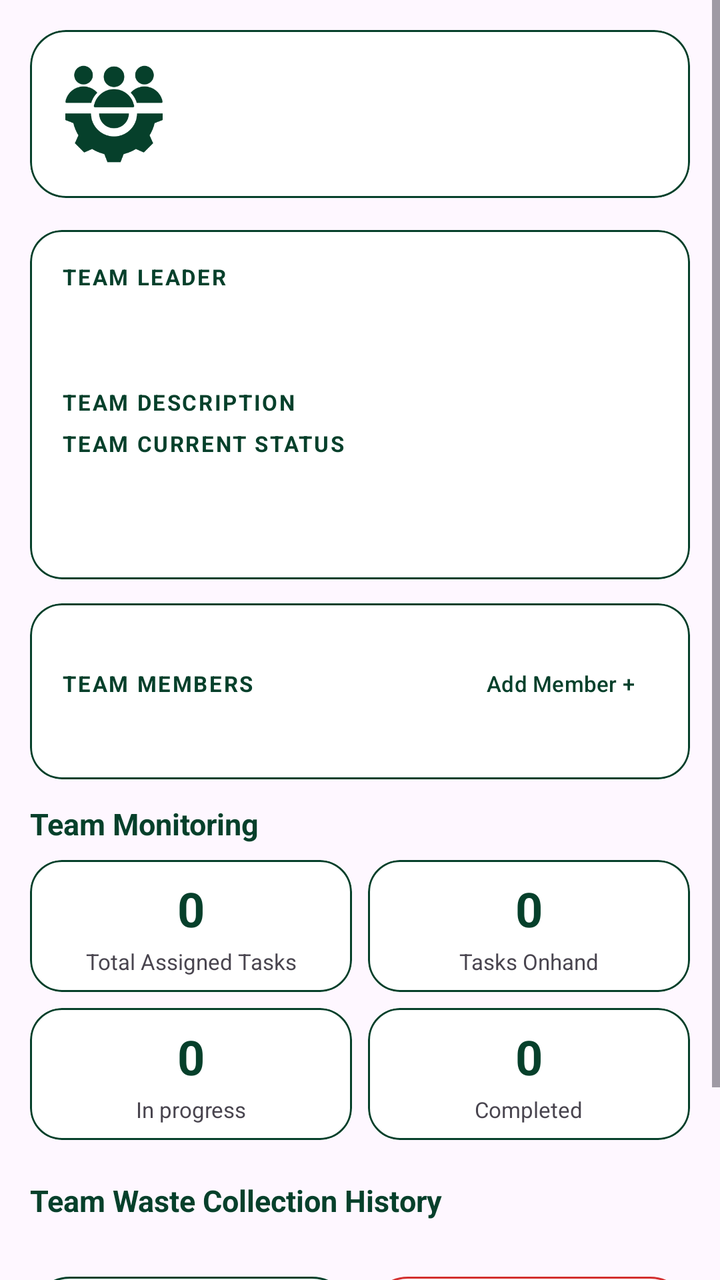
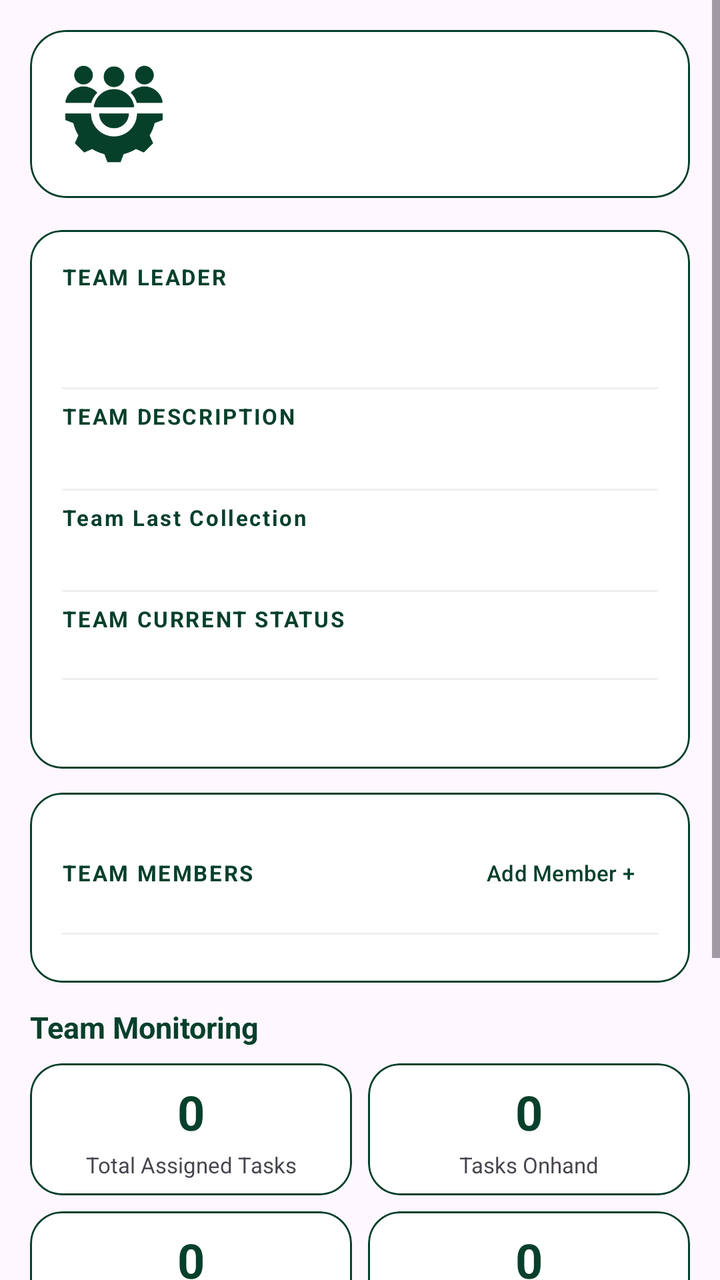

Compare the two renders of this Android layout. The source of the first and the diff that turns it into the second are given below.
<!-- AndroidManifest.xml: application theme Theme.MyEcoWatch1 -->
<!-- res/layout/fragment_team_details.xml -->
<?xml version="1.0" encoding="utf-8"?>
<ScrollView xmlns:android="http://schemas.android.com/apk/res/android"
    xmlns:app="http://schemas.android.com/apk/res-auto"
    android:layout_width="match_parent"
    android:layout_height="wrap_content">

    <LinearLayout
        android:layout_width="match_parent"
        android:layout_height="wrap_content"
        android:orientation="vertical"
        android:padding="15dp">

        <com.google.android.material.card.MaterialCardView
            android:layout_width="match_parent"
            android:layout_height="wrap_content"
            app:cardBackgroundColor="?attr/colorSurface"
            app:cardCornerRadius="18dp"
            app:strokeColor="#06402B"
            app:strokeWidth="1dp">

            <LinearLayout
                android:layout_width="match_parent"
                android:layout_height="wrap_content"
                android:gravity="center_vertical"
                android:orientation="horizontal"
                android:padding="16dp">

                <ImageView
                    android:layout_width="52dp"
                    android:layout_height="52dp"
                    android:contentDescription="@string/team_icon_description"
                    android:scaleType="centerInside"
                    android:src="@drawable/team" />

                <LinearLayout
                    android:layout_width="0dp"
                    android:layout_height="wrap_content"
                    android:layout_marginStart="14dp"
                    android:layout_weight="1"
                    android:orientation="vertical">

                    <TextView
                        android:id="@+id/teamDetailTitle"
                        android:layout_width="match_parent"
                        android:layout_height="wrap_content"
                        android:textColor="?attr/colorPrimary"
                        android:textSize="21sp"
                        android:textStyle="bold" />

                    <TextView
                        android:id="@+id/teamDetailSubtitle"
                        android:layout_width="match_parent"
                        android:layout_height="wrap_content"
                        android:layout_marginTop="2dp"
                        android:textColor="?attr/colorOnSurfaceVariant"
                        android:textSize="13sp" />
                </LinearLayout>
            </LinearLayout>
        </com.google.android.material.card.MaterialCardView>

        <com.google.android.material.card.MaterialCardView
            android:layout_width="match_parent"
            android:layout_height="wrap_content"
            android:layout_marginTop="16dp"
            app:cardBackgroundColor="?attr/colorSurface"
            app:cardCornerRadius="16dp"
            app:strokeColor="#06402B"
            app:strokeWidth="1dp">

            <LinearLayout
                android:layout_width="match_parent"
                android:layout_height="wrap_content"
                android:orientation="vertical"
                android:padding="16dp">

                <TextView
                    android:id="@+id/teamDetailLeaderLabel"
                    android:layout_width="wrap_content"
                    android:layout_height="wrap_content"
                    android:text="@string/team_leader_label"
                    android:textAllCaps="true"
                    android:textColor="?attr/colorPrimary"
                    android:textSize="11sp"
                    android:letterSpacing="0.08"
                    android:textStyle="bold" />

                <TextView
                    android:id="@+id/teamDetailLeader"
                    android:layout_width="match_parent"
                    android:layout_height="wrap_content"
                    android:layout_marginTop="4dp"
                    android:textColor="?attr/colorOnSurface"
                    android:textSize="15sp"
                    android:textStyle="bold" />

                <TextView
                    android:id="@+id/teamDetailLeaderId"
                    android:layout_width="match_parent"
                    android:layout_height="wrap_content"
                    android:textColor="?attr/colorOnSurfaceVariant"
                    android:textSize="13sp" />

                <TextView
                    android:layout_width="wrap_content"
                    android:layout_height="wrap_content"
                    android:text="Team Description"
                    android:textAllCaps="true"
                    android:textColor="?attr/colorPrimary"
                    android:layout_marginTop="6dp"
                    android:textSize="11sp"
                    android:letterSpacing="0.08"
                    android:textStyle="bold" />

                <TextView
                    android:id="@+id/teamDetailDescription"
                    android:layout_width="match_parent"
                    android:layout_height="wrap_content"
                    android:layout_marginTop="4dp"
                    android:textColor="?attr/colorOnSurface"
                    android:textSize="14sp"
                    android:visibility="gone" />

                <TextView
                    android:layout_width="wrap_content"
                    android:layout_height="wrap_content"
                    android:layout_marginTop="6dp"
                    android:letterSpacing="0.08"
                    android:text="Team Current Status"
                    android:textAllCaps="true"
                    android:textColor="?attr/colorPrimary"
                    android:textSize="11sp"
                    android:textStyle="bold" />

                <TextView
                    android:id="@+id/teamCleaningStatus"
                    android:layout_width="wrap_content"
                    android:layout_height="wrap_content"
                    android:textColor="?attr/colorOnSurfaceVariant"
                    android:textSize="12sp"
                    android:textStyle="bold"
                    android:layout_marginStart="3dp"
                    android:layout_marginEnd="12dp"/>

                <LinearLayout
                    android:layout_width="match_parent"
                    android:layout_height="wrap_content"
                    android:layout_marginTop="12dp"
                    android:orientation="horizontal">

                    <TextView
                        android:id="@+id/teamDetailCrewCount"
                        android:layout_width="wrap_content"
                        android:layout_height="wrap_content"
                        android:textSize="12sp"
                        android:textStyle="bold" />

                    <TextView
                        android:id="@+id/teamDetailStatus"
                        android:layout_width="wrap_content"
                        android:layout_height="wrap_content"
                        android:layout_marginStart="10dp"
                        android:textSize="12sp"
                        android:textStyle="bold" />
                </LinearLayout>
            </LinearLayout>
        </com.google.android.material.card.MaterialCardView>

        <com.google.android.material.card.MaterialCardView
            android:layout_width="match_parent"
            android:layout_height="wrap_content"
            android:layout_marginTop="12dp"
            app:cardBackgroundColor="?attr/colorSurface"
            app:cardCornerRadius="16dp"
            app:strokeColor="#06402B"
            app:strokeWidth="1dp">

            <LinearLayout
                android:layout_width="match_parent"
                android:layout_height="wrap_content"
                android:orientation="vertical"
                android:padding="16dp">

                <LinearLayout
                    android:layout_width="match_parent"
                    android:layout_height="wrap_content"
                    android:gravity="center_vertical"
                    android:orientation="horizontal">

                    <TextView
                        android:layout_width="0dp"
                        android:layout_height="wrap_content"
                        android:layout_weight="1"
                        android:text="@string/team_details_members"
                        android:textAllCaps="true"
                        android:textColor="?attr/colorPrimary"
                        android:textSize="11sp"
                        android:letterSpacing="0.08"
                        android:textStyle="bold" />

                    <com.google.android.material.button.MaterialButton
                        android:id="@+id/teamDetailAddMember"
                        style="@style/Widget.Material3.Button.TextButton"
                        android:layout_width="wrap_content"
                        android:layout_height="wrap_content"
                        android:text="Add Member +"
                        android:textColor="?attr/colorPrimary"
                        android:textSize="11dp"/>
                </LinearLayout>

                <androidx.recyclerview.widget.RecyclerView
                    android:id="@+id/teamDetailMembers"
                    android:layout_width="match_parent"
                    android:layout_height="wrap_content"
                    android:layout_marginTop="8dp"
                    android:nestedScrollingEnabled="false" />

                <TextView
                    android:id="@+id/teamDetailNoMembers"
                    android:layout_width="match_parent"
                    android:layout_height="wrap_content"
                    android:layout_marginTop="6dp"
                    android:text="@string/team_no_members"
                    android:textColor="?attr/colorOnSurfaceVariant"
                    android:visibility="gone" />
            </LinearLayout>
        </com.google.android.material.card.MaterialCardView>

        <TextView
            android:layout_width="wrap_content"
            android:layout_height="wrap_content"
            android:layout_marginTop="12dp"
            android:text="Team Monitoring"
            android:textColor="?attr/colorPrimary"
            android:textSize="15sp"
            android:textStyle="bold" />

        <GridLayout
            android:layout_width="match_parent"
            android:layout_height="wrap_content"
            android:layout_marginTop="8dp"
            android:columnCount="2"
            android:alignmentMode="alignMargins"
            android:useDefaultMargins="false">

            
            <com.google.android.material.card.MaterialCardView
                android:layout_width="0dp"
                android:layout_height="wrap_content"
                android:layout_columnWeight="1"
                android:layout_marginEnd="4dp"
                android:layout_marginBottom="8dp"
                app:cardBackgroundColor="?attr/colorSurface"
                app:cardCornerRadius="16dp"
                app:strokeColor="#06402B"
                app:strokeWidth="1dp">

                <LinearLayout
                    android:layout_width="match_parent"
                    android:layout_height="wrap_content"
                    android:gravity="center"
                    android:orientation="vertical"
                    android:padding="8dp">

                    <TextView
                        android:id="@+id/totalAssignedReport"
                        android:layout_width="wrap_content"
                        android:layout_height="wrap_content"
                        android:text="0"
                        android:textColor="?attr/colorPrimary"
                        android:textSize="24sp"
                        android:textStyle="bold" />

                    <TextView
                        android:layout_width="wrap_content"
                        android:layout_height="wrap_content"
                        android:layout_marginTop="3dp"
                        android:text="Total Assigned Tasks"
                        android:gravity="center"
                        android:textColor="?attr/colorOnSurfaceVariant"
                        android:textSize="11sp" />

                </LinearLayout>
            </com.google.android.material.card.MaterialCardView>

            
            <com.google.android.material.card.MaterialCardView
                android:layout_width="0dp"
                android:layout_height="wrap_content"
                android:layout_columnWeight="1"
                android:layout_marginStart="4dp"

                android:layout_marginBottom="8dp"
                app:cardBackgroundColor="?attr/colorSurface"
                app:cardCornerRadius="16dp"
                app:strokeColor="#06402B"
                app:strokeWidth="1dp">

                <LinearLayout
                    android:layout_width="match_parent"
                    android:layout_height="wrap_content"
                    android:gravity="center"
                    android:orientation="vertical"
                    android:padding="8dp">

                    <TextView
                        android:id="@+id/reporterStatOnhand"
                        android:layout_width="wrap_content"
                        android:layout_height="wrap_content"
                        android:text="0"
                        android:textColor="?attr/colorPrimary"
                        android:textSize="24sp"
                        android:textStyle="bold" />

                    <TextView
                        android:layout_width="wrap_content"
                        android:layout_height="wrap_content"
                        android:layout_marginTop="3dp"
                        android:text="Tasks Onhand"
                        android:gravity="center"
                        android:textColor="?attr/colorOnSurfaceVariant"
                        android:textSize="11sp" />

                </LinearLayout>
            </com.google.android.material.card.MaterialCardView>

            
            <com.google.android.material.card.MaterialCardView
                android:layout_width="0dp"
                android:layout_height="wrap_content"
                android:layout_columnWeight="1"
                app:cardBackgroundColor="?attr/colorSurface"
                app:cardCornerRadius="16dp"
                android:layout_marginEnd="4dp"
                android:layout_marginBottom="8dp"
                app:strokeColor="#06402B"
                app:strokeWidth="1dp">

                <LinearLayout
                    android:layout_width="match_parent"
                    android:layout_height="wrap_content"
                    android:gravity="center"
                    android:orientation="vertical"
                    android:padding="8dp">

                    <TextView
                        android:id="@+id/reporterStatInProgress"
                        android:layout_width="wrap_content"
                        android:layout_height="wrap_content"
                        android:text="@string/reporter_zero_value"
                        android:textColor="?attr/colorPrimary"
                        android:textSize="24sp"
                        android:textStyle="bold" />

                    <TextView
                        android:layout_width="wrap_content"
                        android:layout_height="wrap_content"
                        android:layout_marginTop="3dp"
                        android:text="@string/reporter_in_progress"
                        android:gravity="center"
                        android:textColor="?attr/colorOnSurfaceVariant"
                        android:textSize="11sp" />

                </LinearLayout>
            </com.google.android.material.card.MaterialCardView>

            
            <com.google.android.material.card.MaterialCardView
                android:layout_width="0dp"
                android:layout_height="wrap_content"
                android:layout_columnWeight="1"
                android:layout_marginStart="4dp"

                android:layout_marginBottom="8dp"
                app:cardBackgroundColor="?attr/colorSurface"
                app:cardCornerRadius="16dp"
                app:strokeColor="#06402B"
                app:strokeWidth="1dp">

                <LinearLayout
                    android:layout_width="match_parent"
                    android:layout_height="wrap_content"
                    android:gravity="center"
                    android:orientation="vertical"
                    android:padding="8dp">

                    <TextView
                        android:id="@+id/reporterStatCompleted"
                        android:layout_width="wrap_content"
                        android:layout_height="wrap_content"
                        android:text="@string/reporter_zero_value"
                        android:textColor="?attr/colorPrimary"
                        android:textSize="24sp"
                        android:textStyle="bold" />

                    <TextView
                        android:layout_width="wrap_content"
                        android:layout_height="wrap_content"
                        android:layout_marginTop="3dp"
                        android:text="@string/reporter_completed"
                        android:gravity="center"
                        android:textColor="?attr/colorOnSurfaceVariant"
                        android:textSize="11sp" />

                </LinearLayout>
            </com.google.android.material.card.MaterialCardView>

        </GridLayout>

        <TextView
            android:layout_width="wrap_content"
            android:layout_height="wrap_content"
            android:layout_marginTop="12dp"
            android:text="@string/team_history_title"
            android:textColor="?attr/colorPrimary"
            android:textSize="15sp"
            android:textStyle="bold" />

        <FrameLayout
            android:layout_width="match_parent"
            android:layout_height="wrap_content"
            android:layout_marginTop="8dp">

            <androidx.recyclerview.widget.RecyclerView
                android:id="@+id/teamHistoryRecyclerView"
                android:layout_width="match_parent"
                android:layout_height="wrap_content"
                android:nestedScrollingEnabled="false" />

            <TextView
                android:id="@+id/teamHistoryEmpty"
                android:layout_width="match_parent"
                android:layout_height="wrap_content"
                android:gravity="center"
                android:padding="24dp"
                android:text="@string/team_history_empty"
                android:textColor="?attr/colorOnSurfaceVariant"
                android:textSize="14sp"
                android:visibility="gone" />
        </FrameLayout>

        <com.google.android.material.button.MaterialButton
            android:id="@+id/teamHistoryLoadMore"
            style="@style/Widget.Material3.Button.OutlinedButton"
            android:layout_width="wrap_content"
            android:layout_height="wrap_content"
            android:layout_gravity="center_horizontal"
            android:layout_marginTop="8dp"
            android:text="@string/team_history_load_more"
            android:textAllCaps="false"
            android:visibility="gone"
            app:cornerRadius="20dp"
            app:strokeColor="?attr/colorPrimary" />

        <LinearLayout
            android:layout_width="match_parent"
            android:layout_height="wrap_content"
            android:layout_marginTop="16dp"
            android:orientation="horizontal">

            <com.google.android.material.button.MaterialButton
                android:id="@+id/teamDetailEdit"
                style="@style/Widget.Material3.Button.OutlinedButton"
                android:layout_width="0dp"
                android:layout_height="wrap_content"
                android:layout_weight="1"
                android:text="@string/team_edit"
                android:textAllCaps="false"
                android:textColor="?attr/colorPrimary"
                app:backgroundTint="?attr/colorSurface"
                app:cornerRadius="20dp"
                app:strokeColor="?attr/colorPrimary" />

            <Space
                android:layout_width="8dp"
                android:layout_height="1dp" />

            <com.google.android.material.button.MaterialButton
                android:id="@+id/teamDetailDelete"
                style="@style/Widget.Material3.Button.OutlinedButton"
                android:layout_width="0dp"
                android:layout_height="wrap_content"
                android:layout_weight="1"
                android:text="@string/team_delete"
                android:textAllCaps="false"
                android:textColor="#D32F2F"
                app:backgroundTint="?attr/colorSurface"
                app:cornerRadius="20dp"
                app:strokeColor="#D32F2F" />
        </LinearLayout>

        <com.google.android.material.button.MaterialButton
            android:id="@+id/teamDetailClose"
            android:layout_width="match_parent"
            android:layout_height="wrap_content"
            android:layout_marginTop="8dp"
            android:text="@string/close"
            android:textColor="?attr/colorOnPrimary"
            app:backgroundTint="?attr/colorPrimary"
            app:cornerRadius="10dp" />
    </LinearLayout>
</ScrollView>
<!-- resources referenced by this layout -->
<resources>
  <!-- drawable team: png bitmap (drawable, 10003 bytes) -->
  <string name="close">Close</string>
  <string name="reporter_completed">Completed</string>
  <string name="reporter_in_progress">In progress</string>
  <string name="reporter_zero_value">0</string>
  <string name="team_delete">Delete team</string>
  <string name="team_details_members">Team members</string>
  <string name="team_edit">Edit</string>
  <string name="team_history_empty">No completed or revised work recorded for this team yet.</string>
  <string name="team_history_load_more">Load more work</string>
  <string name="team_history_title">Team Waste Collection History</string>
  <string name="team_icon_description">Cleaning team</string>
  <string name="team_leader_label">Team leader</string>
  <string name="team_no_members">No members</string>
  <style name="Theme.MyEcoWatch1" parent="Base.Theme.MyEcoWatch1" />
  <style name="Base.Theme.MyEcoWatch1" parent="Theme.Material3.DayNight.NoActionBar">
          
          <item name="colorPrimary">@color/green</item>
          <item name="colorOnPrimary">@color/white</item>
          <item name="colorSurface">@color/white</item>
          <item name="colorOnSurface">@color/green</item>
          <item name="colorOutlineVariant">#F0F0F0</item>
      </style>
  <color name="green">#06402B</color>
  <color name="white">#FFFFFFFF</color>
</resources>

<!-- the commit's change to res/layout/fragment_team_details.xml (unified diff, before → after) -->
@@ -99,6 +99,12 @@
                     android:layout_height="wrap_content"
                     android:textColor="?attr/colorOnSurfaceVariant"
                     android:textSize="13sp" />
+
+                <View
+                    android:layout_width="match_parent"
+                    android:layout_height="1dp"
+                    android:background="?attr/colorOutlineVariant"
+                    android:layout_marginTop="6dp"/>
 
                 <TextView
                     android:layout_width="wrap_content"
@@ -117,8 +123,37 @@
                     android:layout_height="wrap_content"
                     android:layout_marginTop="4dp"
                     android:textColor="?attr/colorOnSurface"
-                    android:textSize="14sp"
-                    android:visibility="gone" />
+                    android:textSize="14sp"/>
+
+                <View
+                    android:layout_width="match_parent"
+                    android:layout_height="1dp"
+                    android:background="?attr/colorOutlineVariant"
+                    android:layout_marginTop="6dp"/>
+
+                <TextView
+                    android:layout_width="wrap_content"
+                    android:layout_height="wrap_content"
+                    android:text="Team Last Collection"
+                    android:textColor="?attr/colorPrimary"
+                    android:layout_marginTop="6dp"
+                    android:textSize="11sp"
+                    android:letterSpacing="0.08"
+                    android:textStyle="bold" />
+
+                <TextView
+                    android:id="@+id/teamlastCollection"
+                    android:layout_width="match_parent"
+                    android:layout_height="wrap_content"
+                    android:layout_marginTop="4dp"
+                    android:textColor="?attr/colorOnSurface"
+                    android:textSize="14sp"/>
+
+                <View
+                    android:layout_width="match_parent"
+                    android:layout_height="1dp"
+                    android:background="?attr/colorOutlineVariant"
+                    android:layout_marginTop="6dp"/>
 
                 <TextView
                     android:layout_width="wrap_content"
@@ -141,6 +176,12 @@
                     android:layout_marginStart="3dp"
                     android:layout_marginEnd="12dp"/>
 
+                <View
+                    android:layout_width="match_parent"
+                    android:layout_height="1dp"
+                    android:background="?attr/colorOutlineVariant"
+                    android:layout_marginTop="6dp"/>
+
                 <LinearLayout
                     android:layout_width="match_parent"
                     android:layout_height="wrap_content"
@@ -206,6 +247,12 @@
                         android:textColor="?attr/colorPrimary"
                         android:textSize="11dp"/>
                 </LinearLayout>
+
+                <View
+                    android:layout_width="match_parent"
+                    android:layout_height="1dp"
+                    android:background="?attr/colorOutlineVariant"
+                    android:layout_marginTop="6dp"/>
 
                 <androidx.recyclerview.widget.RecyclerView
                     android:id="@+id/teamDetailMembers"
